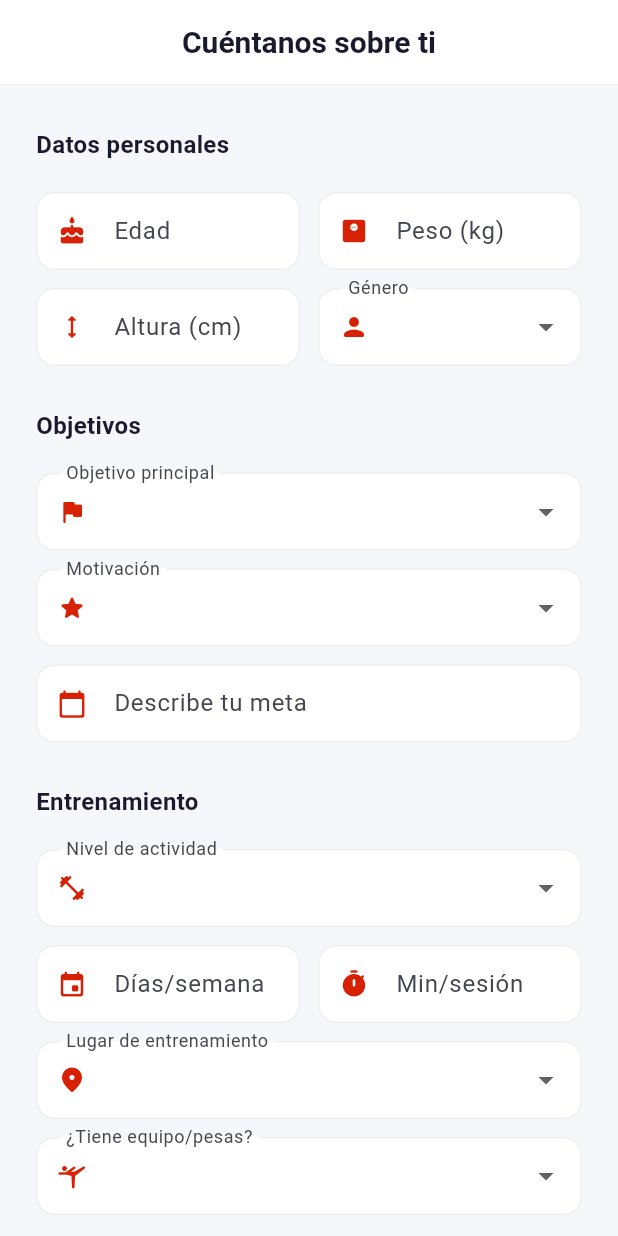
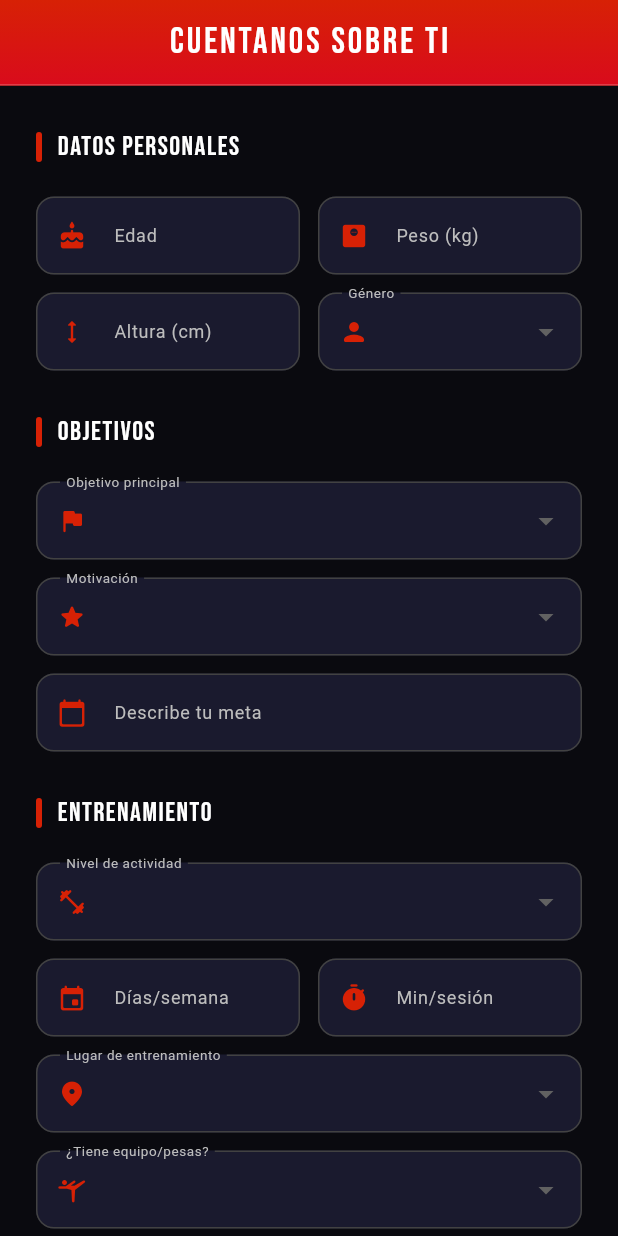
Before and after one commit to sneiderg18/koda, a Flutter app: the OnboardingScreen screen opened directly, on a phone screen of 412 x 824 dp. Run offline on Flutter 3.47's test engine with Material 3 defaults, Android fonts, the phone set to English and light mode, and no system bars; our stand-ins replace google_fonts, shared_preferences; accounts and stored records are empty; network calls fail.

Commit message:
Onboarding decorado

```diff
--- a/frontend/la_trainer_app/lib/screens/exercise_screen.dart
+++ b/frontend/la_trainer_app/lib/screens/exercise_screen.dart
@@ -400,7 +400,7 @@ class _ExerciseScreenState extends State<ExerciseScreen> {
           ),
         ],
       ),
-      // ── Botón EMPEZAR SESIÓN ───────────────────────────────────────────────
+      // ── Botón Agregar ejercicios───────────────────────────────────────────────
       bottomNavigationBar: Container(
         padding: const EdgeInsets.all(20),
         decoration: BoxDecoration(
@@ -440,7 +440,7 @@ class _ExerciseScreenState extends State<ExerciseScreen> {
                 const Icon(Icons.play_arrow_rounded, color: Colors.white, size: 24),
                 const SizedBox(width: 10),
                 Text(
-                  'Crear ejercicio',
+                  'AGREGAR EJERCICIO',
                   style: GoogleFonts.bebasNeue(
                     fontSize: 20,
                     color: Colors.white,
--- a/frontend/la_trainer_app/lib/screens/onboarding_screen.dart
+++ b/frontend/la_trainer_app/lib/screens/onboarding_screen.dart
@@ -1,6 +1,7 @@
 import 'dart:convert';
 import 'package:flutter/material.dart';
 import 'package:flutter/services.dart';
+import 'package:google_fonts/google_fonts.dart';
 import 'package:http/http.dart' as http;
 import '../config/api_config.dart';
 import '../services/auth_service.dart';
@@ -40,6 +41,8 @@ class _OnboardingScreenState extends State<OnboardingScreen> {
   String? _nivelEstres;
 
   static const _kRed = Color(0xFFD72105);
+  static const _kDarkBg = Color(0xFF0A0A0F);
+  static const _kCardBg = Color(0xFF1A1A2E);
 
   final _generos = const {
     'Masculino':         'masculino',
@@ -214,21 +217,9 @@ class _OnboardingScreenState extends State<OnboardingScreen> {
   @override
   Widget build(BuildContext context) {
     return Scaffold(
-      backgroundColor: const Color(0xFFF5F7FA),
-      appBar: AppBar(
-        backgroundColor: Colors.white,
-        elevation: 0,
-        centerTitle: true,
-        automaticallyImplyLeading: false,
-        title: const Text(
-          'Cuéntanos sobre ti',
-          style: TextStyle(color: Color(0xFF1A1A2E), fontWeight: FontWeight.bold, fontSize: 20),
-        ),
-        bottom: PreferredSize(
-          preferredSize: const Size.fromHeight(1),
-          child: Container(color: const Color(0xFFEEEEEE), height: 1),
-        ),
-      ),
+      // ── FONDO OSCURO PARA CONTRASTE ───────────────────────────────────────
+      backgroundColor: _kDarkBg,
+      appBar: _buildAppBar(),
       body: SingleChildScrollView(
         padding: const EdgeInsets.symmetric(horizontal: 24, vertical: 28),
         child: Form(
@@ -330,7 +321,61 @@ class _OnboardingScreenState extends State<OnboardingScreen> {
                   (v) => setState(() => _nivelEstres = v)),
               const SizedBox(height: 40),
 
-              SizedBox(
+              // ── Botón con estilo deportivo ──────────────────────────────
+              _buildSportButton(),
+              const SizedBox(height: 20),
+            ],
+          ),
+        ),
+      ),
+    );
+  }
+
+  // ── AppBar con estilo deportivo ───────────────────────────────────────────
+  PreferredSizeWidget _buildAppBar() {
+    return AppBar(
+      backgroundColor: _kRed,
+      elevation: 0,
+      centerTitle: true,
+      automaticallyImplyLeading: false,
+      flexibleSpace: Container(
+        decoration: const BoxDecoration(
+          gradient: LinearGradient(
+            begin: Alignment.topCenter,
+            end: Alignment.bottomCenter,
+            colors: [_kRed, Color(0xFFD90B1C)],
+          ),
+        ),
+      ),
+      title: Text(
+        'Cuentanos sobre ti',
+        style: GoogleFonts.bebasNeue(
+          fontSize: 24,
+          color: Colors.white,
+          letterSpacing: 2,
+        ),
+      ),
+      bottom: PreferredSize(
+        preferredSize: const Size.fromHeight(1),
+        child: Container(color: Colors.white.withOpacity(0.2), height: 1),
+      ),
+    );
+  }
+
+  // ── Botón con efecto deportivo ────────────────────────────────────────────
+  Widget _buildSportButton() {
+    return Container(
+      decoration: BoxDecoration(
+        borderRadius: BorderRadius.circular(14),
+        boxShadow: [
+          BoxShadow(
+            color: _kRed.withOpacity(0.4),
+            blurRadius: 20,
+            offset: const Offset(0, 4),
+          ),
+        ],
+      ),
+      child: SizedBox(
         width: double.infinity,
         height: 52,
         child: ElevatedButton(
@@ -345,22 +390,40 @@ class _OnboardingScreenState extends State<OnboardingScreen> {
               ? const SizedBox(
                   width: 22, height: 22,
                   child: CircularProgressIndicator(color: Colors.white, strokeWidth: 2.5))
-                      : const Text('Continuar',
-                          style: TextStyle(fontSize: 16, fontWeight: FontWeight.bold, color: Colors.white)),
-                ),
-              ),
-              const SizedBox(height: 20),
-            ],
-          ),
+              : Text('CONTINUAR',
+                  style: GoogleFonts.bebasNeue(
+                    fontSize: 18,
+                    fontWeight: FontWeight.bold,
+                    color: Colors.white,
+                    letterSpacing: 1.5,
+                  )),
         ),
       ),
     );
   }
 
+  // ── Título de sección con estilo deportivo ────────────────────────────────
   Widget _sectionTitle(String text) => Padding(
         padding: const EdgeInsets.only(bottom: 4),
-        child: Text(text,
-            style: const TextStyle(fontSize: 16, fontWeight: FontWeight.bold, color: Color(0xFF1A1A2E))),
+        child: Row(
+          children: [
+            Container(
+              width: 4,
+              height: 20,
+              decoration: BoxDecoration(
+                color: _kRed,
+                borderRadius: BorderRadius.circular(2),
+              ),
+            ),
+            const SizedBox(width: 10),
+            Text(text,
+                style: GoogleFonts.bebasNeue(
+                  fontSize: 18,
+                  color: Colors.white,
+                  letterSpacing: 1,
+                )),
+          ],
+        ),
       );
 
   Widget _buildRow(List<Widget> children) {
@@ -376,6 +439,7 @@ class _OnboardingScreenState extends State<OnboardingScreen> {
       {String hint = '', bool isInt = false, bool required = true}) {
     return TextFormField(
       controller: ctrl,
+      style: const TextStyle(color: Colors.white),
       keyboardType: isInt ? TextInputType.number : const TextInputType.numberWithOptions(decimal: true),
       inputFormatters: [
         isInt
@@ -391,6 +455,7 @@ class _OnboardingScreenState extends State<OnboardingScreen> {
       {String hint = '', bool required = true}) {
     return TextFormField(
       controller: ctrl,
+      style: const TextStyle(color: Colors.white),
       decoration: _deco(label, icon, hint),
       validator: required ? (v) => (v == null || v.trim().isEmpty) ? 'Requerido' : null : null,
     );
@@ -400,6 +465,8 @@ class _OnboardingScreenState extends State<OnboardingScreen> {
       void Function(String?) onChanged, {bool required = true}) {
     return DropdownButtonFormField<String>(
       value: value,
+      dropdownColor: _kCardBg,
+      style: const TextStyle(color: Colors.white),
       decoration: _deco(label, icon, ''),
       isExpanded: true,
       items: items.map((i) => DropdownMenuItem(value: i, child: Text(i))).toList(),
@@ -412,16 +479,33 @@ class _OnboardingScreenState extends State<OnboardingScreen> {
     return InputDecoration(
       labelText: label,
       hintText: hint,
-      hintStyle: const TextStyle(color: Colors.grey, fontSize: 13),
+      hintStyle: TextStyle(color: Colors.grey[500], fontSize: 13),
+      labelStyle: TextStyle(color: Colors.grey[400], fontSize: 12),
       prefixIcon: Icon(icon, color: _kRed, size: 20),
       filled: true,
-      fillColor: Colors.white,
+      // ── Fondo oscuro para los campos ─────────────────────────────────────
+      fillColor: _kCardBg,
       contentPadding: const EdgeInsets.symmetric(horizontal: 16, vertical: 14),
-      border: OutlineInputBorder(borderRadius: BorderRadius.circular(12), borderSide: const BorderSide(color: Color(0xFFEEEEEE))),
-      enabledBorder: OutlineInputBorder(borderRadius: BorderRadius.circular(12), borderSide: const BorderSide(color: Color(0xFFEEEEEE))),
-      focusedBorder: OutlineInputBorder(borderRadius: BorderRadius.circular(12), borderSide: const BorderSide(color: _kRed, width: 1.5)),
-      errorBorder: OutlineInputBorder(borderRadius: BorderRadius.circular(12), borderSide: const BorderSide(color: Colors.redAccent)),
-      focusedErrorBorder: OutlineInputBorder(borderRadius: BorderRadius.circular(12), borderSide: const BorderSide(color: Colors.redAccent, width: 1.5)),
+      border: OutlineInputBorder(
+        borderRadius: BorderRadius.circular(12),
+        borderSide: BorderSide(color: Colors.grey[800]!),
+      ),
+      enabledBorder: OutlineInputBorder(
+        borderRadius: BorderRadius.circular(12),
+        borderSide: BorderSide(color: Colors.grey[800]!),
+      ),
+      focusedBorder: OutlineInputBorder(
+        borderRadius: BorderRadius.circular(12),
+        borderSide: const BorderSide(color: _kRed, width: 1.5),
+      ),
+      errorBorder: OutlineInputBorder(
+        borderRadius: BorderRadius.circular(12),
+        borderSide: const BorderSide(color: Colors.redAccent),
+      ),
+      focusedErrorBorder: OutlineInputBorder(
+        borderRadius: BorderRadius.circular(12),
+        borderSide: const BorderSide(color: Colors.redAccent, width: 1.5),
+      ),
     );
   }
 }
```
Lines whose indentation alone changed are shown as unchanged.
